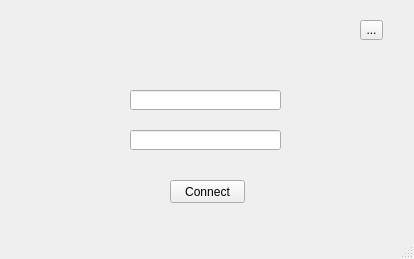
The window that mainwindow.ui (ldkars/qt_data_base_client) describes before a commit, drawn with Qt 5.
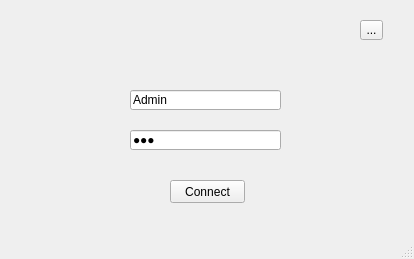
The same window after the commit.

```diff
--- a/mainwindow.ui
+++ b/mainwindow.ui
@@ -24,7 +24,7 @@
      </rect>
     </property>
     <property name="text">
-     <string/>
+     <string>Admin</string>
     </property>
    </widget>
    <widget class="QLineEdit" name="linePassEdit">
@@ -37,7 +37,7 @@
      </rect>
     </property>
     <property name="text">
-     <string/>
+     <string>123</string>
     </property>
     <property name="echoMode">
      <enum>QLineEdit::Password</enum>
```
